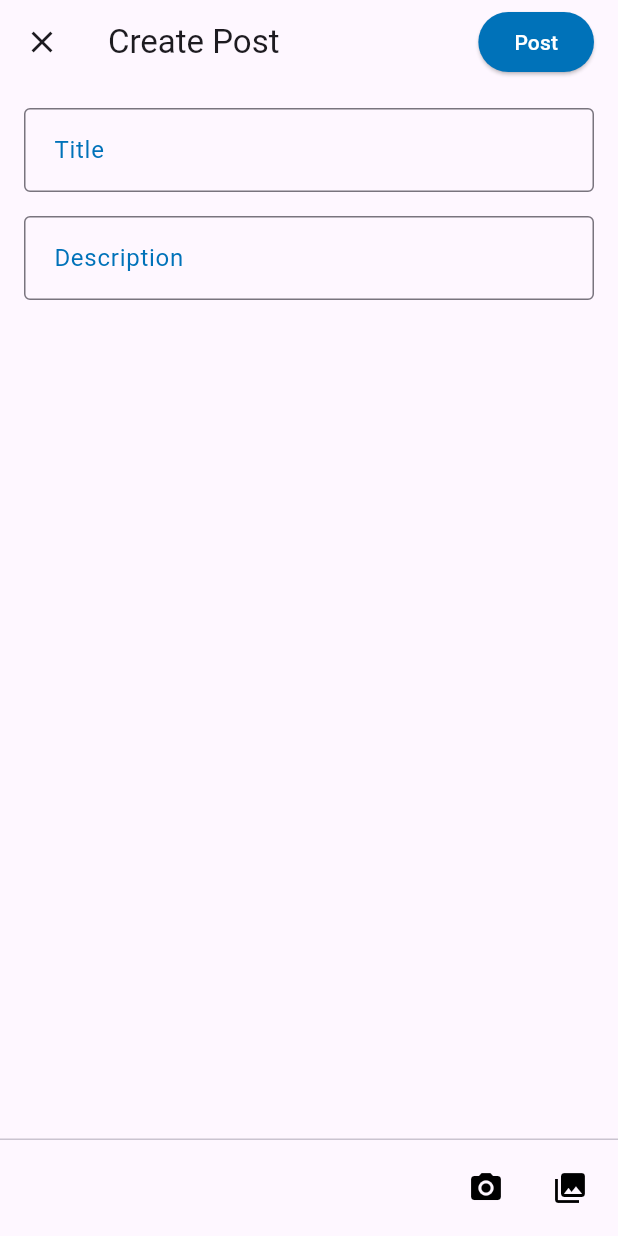
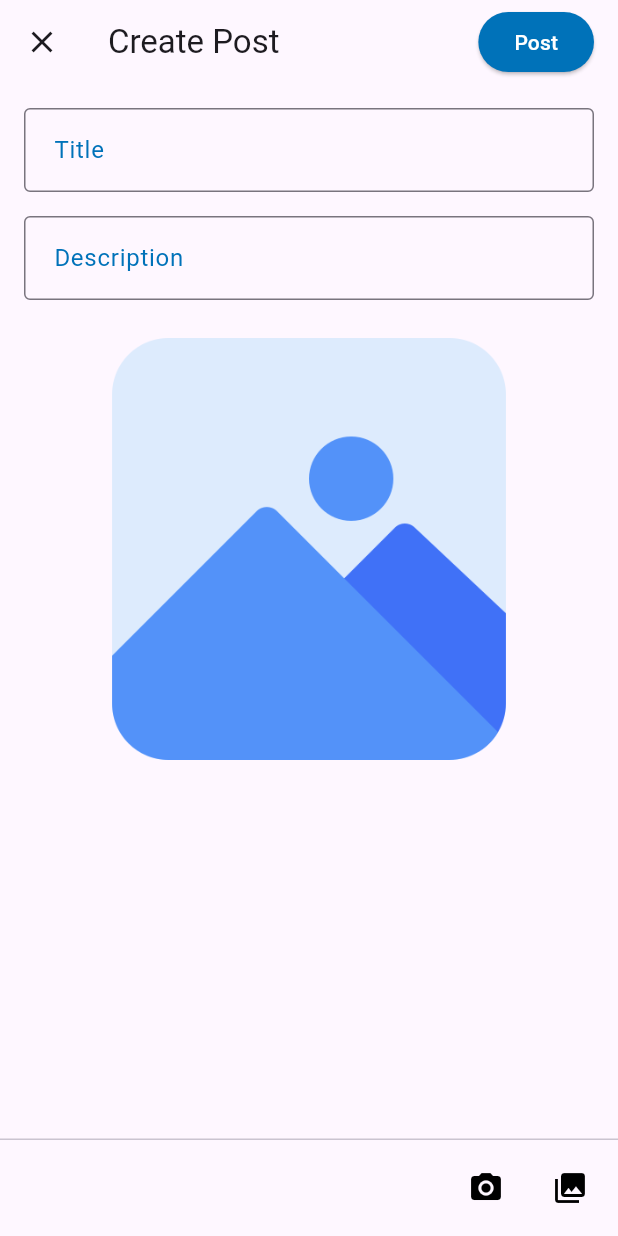
Before and after one commit to ukmurali/otomatiksclub_frontend, a Flutter app: the CreatePostDialogMobile screen opened directly, on a phone screen of 412 x 824 dp. Run offline on Flutter 3.47's test engine with Material 3 defaults, Android fonts, the light colour scheme and no system bars; our stand-ins replace carousel_slider, connectivity, file_picker, flutter_cache_manager, flutter_image_compress, google_fonts and 7 more; missing offline and left inert: dart:html, dart:ui_web; accounts and stored records are empty.

Commit message:
UI changes

```diff
--- a/lib/screens/create_post_dialog_mobile.dart
+++ b/lib/screens/create_post_dialog_mobile.dart
@@ -17,30 +17,41 @@ import 'package:stem_club/widgets/loading_indicator.dart';
 import 'package:video_player/video_player.dart';
 
 class CreatePostDialogMobile extends StatefulWidget {
-  final String? title;
+  const CreatePostDialogMobile(
+      {super.key, this.postId, this.title, this.description, this.mediaUrl});
+
   final String? description;
   final String? mediaUrl;
   final String? postId;
-
-  const CreatePostDialogMobile(
-      {super.key, this.postId, this.title, this.description, this.mediaUrl});
+  final String? title;
 
   @override
   _CreatePostDialogMobileState createState() => _CreatePostDialogMobileState();
 }
 
 class _CreatePostDialogMobileState extends State<CreatePostDialogMobile> {
+  final TextEditingController descriptionController = TextEditingController();
+  String? descriptionError;
+  Uint8List? imageBytes;
   final ImagePicker picker = ImagePicker();
-  VideoPlayerController? _videoController;
-  Uint8List? imageBytes;
+  String postType = AppConstants.image;
   final TextEditingController titleController = TextEditingController();
-  final TextEditingController descriptionController = TextEditingController();
+  String? titleError;
+
   final _formKey = GlobalKey<FormState>();
-  String postType = AppConstants.image;
-  String? titleError;
-  String? descriptionError;
   bool _isLoading = false;
   String? _pickedImagePath;
+  VideoPlayerController? _videoController;
+
+  @override
+  void dispose() {
+    imageBytes = null;
+    _videoController?.dispose();
+    _videoController = null;
+    titleController.dispose();
+    descriptionController.dispose();
+    super.dispose();
+  }
 
   @override
   void initState() {
@@ -52,6 +63,14 @@ class _CreatePostDialogMobileState extends State<CreatePostDialogMobile> {
     if (widget.description != null) {
       descriptionController.text = widget.description ?? '';
     }
+  }
+
+  Map<String, String> getFormData() {
+    return {
+      'title': titleController.text,
+      'description': descriptionController.text,
+      'postType': postType,
+    };
   }
 
   Future<void> _pickMedia(ImageSource source) async {
@@ -138,11 +157,17 @@ class _CreatePostDialogMobileState extends State<CreatePostDialogMobile> {
   }
 
   void _resetMedia() {
-    setState(() {
-      imageBytes = null;
+    if (mounted) {
+      setState(() {
+        imageBytes = null;
+        _videoController?.dispose();
+        _videoController = null;
+      });
+    } else {
+      // If already disposed, just clean up the video controller
       _videoController?.dispose();
       _videoController = null;
-    });
+    }
   }
 
   String? _validateField({required String? value}) {
@@ -150,14 +175,6 @@ class _CreatePostDialogMobileState extends State<CreatePostDialogMobile> {
       return 'Please enter your Title';
     }
     return null;
-  }
-
-  Map<String, String> getFormData() {
-    return {
-      'title': titleController.text,
-      'description': descriptionController.text,
-      'postType': postType,
-    };
   }
 
   Future<void> _savePost() async {
@@ -195,17 +212,10 @@ class _CreatePostDialogMobileState extends State<CreatePostDialogMobile> {
     _resetMedia();
     Navigator.pushAndRemoveUntil(
       context,
-      MaterialPageRoute(builder: (context) =>  const DashboardPage(initialTabIndex: 1)),
+      MaterialPageRoute(
+          builder: (context) => const DashboardPage(initialTabIndex: 1)),
       (Route<dynamic> route) => false,
     );
-  }
-
-  @override
-  void dispose() {
-    _resetMedia(); // Make sure media is reset on dispose
-    titleController.dispose();
-    descriptionController.dispose();
-    super.dispose();
   }
 
   @override
@@ -282,6 +292,13 @@ class _CreatePostDialogMobileState extends State<CreatePostDialogMobile> {
                               ),
                             ),
                             const SizedBox(height: 16),
+                            if (imageBytes == null)
+                              Image.asset(
+                                'assets/images/image_placeholder_post.png', // Path to your default image
+                                width: 300,
+                                height: 300,
+                                fit: BoxFit.cover,
+                              ),
                             if (widget.title != null && imageBytes == null)
                               AspectRatio(
                                 aspectRatio: 1, // Maintain a 1:1 aspect ratio
--- a/pubspec.yaml
+++ b/pubspec.yaml
@@ -56,6 +56,7 @@ flutter:
     - assets/images/logo.png
     - assets/images/otomatiks_logo.png
     - assets/images/robotica_2025.jpg
+    - assets/images/image_placeholder_post.png
 
   fonts:
     - family: TitilliumWeb
```
Also changed, not shown: assets/images/image_placeholder_post.png (added).
